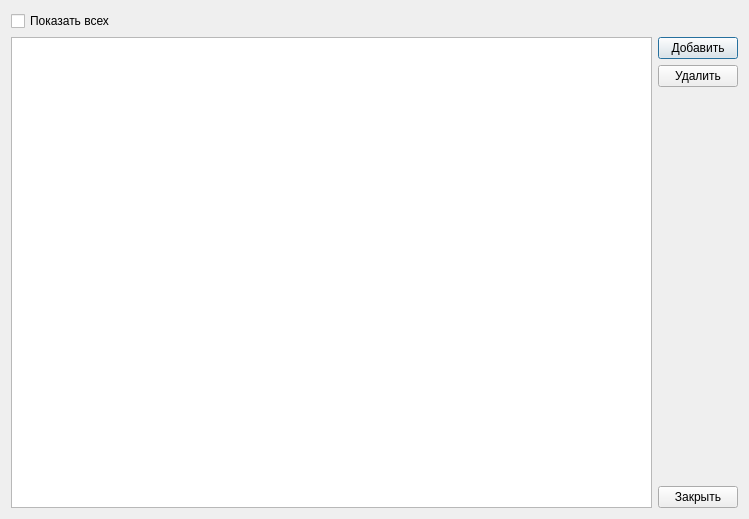
Above: UsersDialog/usersdialog.ui from rust3128/HotlineSchedule before the change. Below: the same form after it.
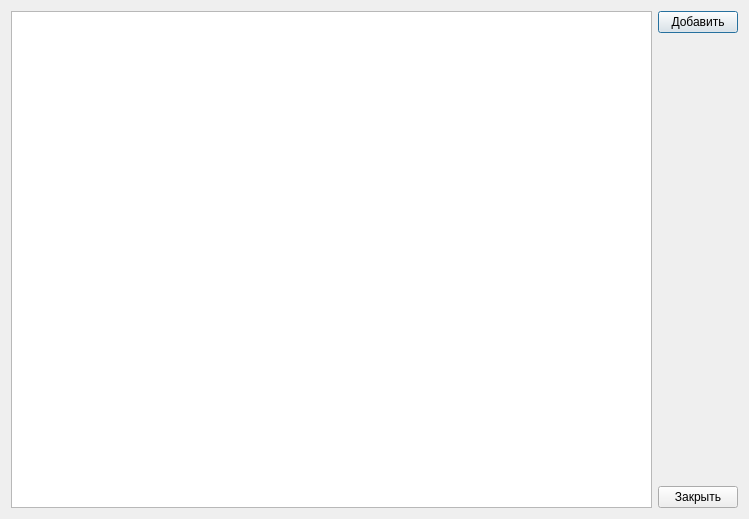
That is the form after the change.

Patch:
```diff
--- a/UsersDialog/usersdialog.ui
+++ b/UsersDialog/usersdialog.ui
@@ -14,7 +14,7 @@
    <string>Dialog</string>
   </property>
   <layout class="QGridLayout" name="gridLayout">
-   <item row="1" column="1">
+   <item row="0" column="1">
     <layout class="QVBoxLayout" name="verticalLayout">
      <item>
       <widget class="QPushButton" name="pushButtonAdd">
@@ -23,13 +23,6 @@
        </property>
       </widget>
      </item>
-     <item>
-      <widget class="QPushButton" name="pushButtonRemove">
-       <property name="text">
-        <string>Удалить</string>
-       </property>
-      </widget>
-     </item>
      <item>
       <spacer name="verticalSpacer">
        <property name="orientation">
@@ -52,15 +45,8 @@
      </item>
     </layout>
    </item>
-   <item row="1" column="0">
-    <widget class="QTableView" name="tableView"/>
-   </item>
    <item row="0" column="0">
-    <widget class="QCheckBox" name="checkBoxShowAll">
-     <property name="text">
-      <string>Показать всех</string>
-     </property>
-    </widget>
+    <widget class="QTableView" name="tableView"/>
    </item>
   </layout>
  </widget>
```
